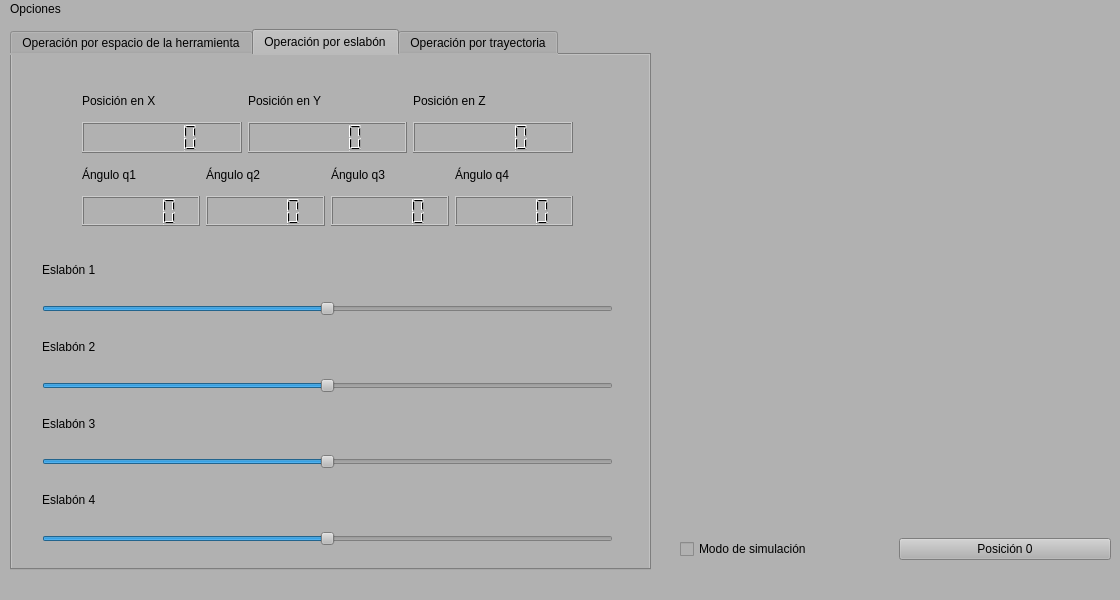
SrgtPepper/TT_RAA, file TT_RAA/mainwindow.ui: the form before one commit.
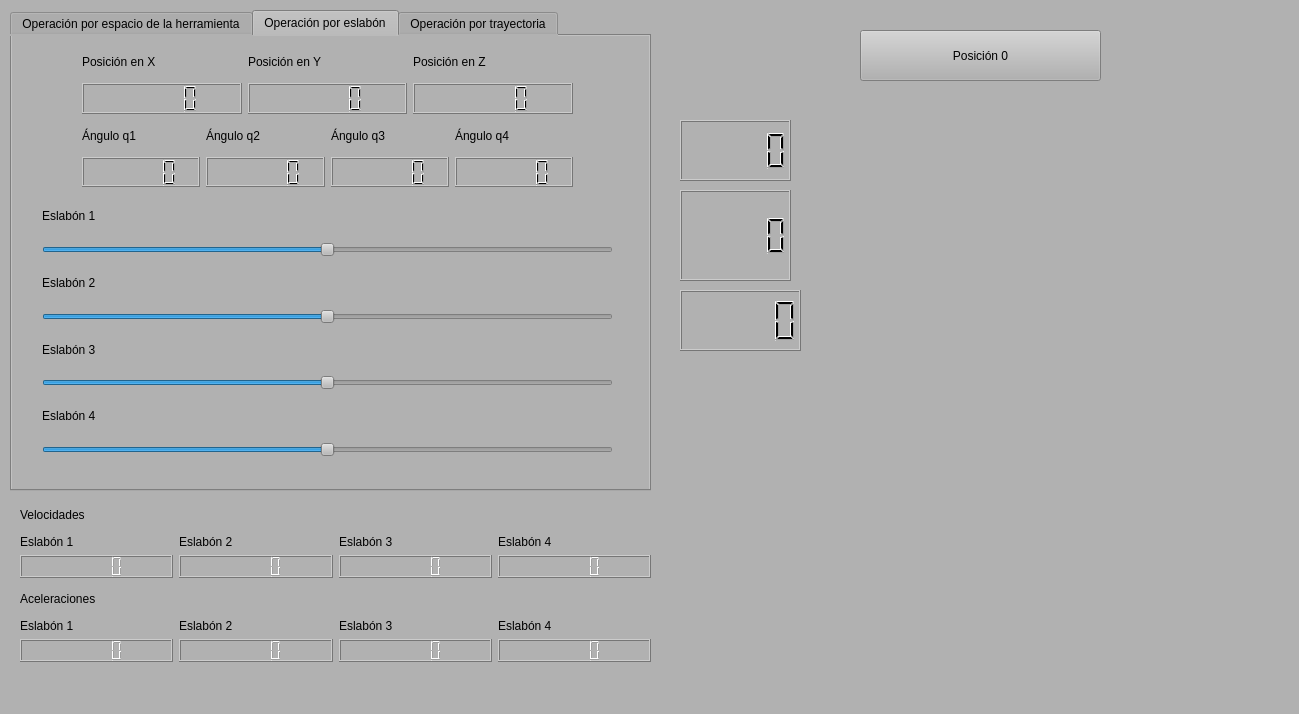
The form after the commit.

```diff
--- a/TT_RAA/mainwindow.ui
+++ b/TT_RAA/mainwindow.ui
@@ -6,26 +6,26 @@
    <rect>
     <x>0</x>
     <y>0</y>
-    <width>1120</width>
-    <height>600</height>
+    <width>1299</width>
+    <height>714</height>
    </rect>
   </property>
   <property name="sizePolicy">
-   <sizepolicy hsizetype="Fixed" vsizetype="Fixed">
+   <sizepolicy hsizetype="MinimumExpanding" vsizetype="MinimumExpanding">
     <horstretch>0</horstretch>
     <verstretch>0</verstretch>
    </sizepolicy>
   </property>
   <property name="minimumSize">
    <size>
-    <width>1119</width>
-    <height>599</height>
+    <width>1299</width>
+    <height>600</height>
    </size>
   </property>
   <property name="maximumSize">
    <size>
-    <width>1120</width>
-    <height>600</height>
+    <width>1366</width>
+    <height>768</height>
    </size>
   </property>
   <property name="windowTitle">
@@ -44,9 +44,15 @@
       <x>10</x>
       <y>10</y>
       <width>641</width>
-      <height>541</height>
+      <height>481</height>
      </rect>
     </property>
+    <property name="sizePolicy">
+     <sizepolicy hsizetype="MinimumExpanding" vsizetype="MinimumExpanding">
+      <horstretch>0</horstretch>
+      <verstretch>0</verstretch>
+     </sizepolicy>
+    </property>
     <property name="minimumSize">
      <size>
       <width>400</width>
@@ -260,9 +266,9 @@
       <property name="geometry">
        <rect>
         <x>30</x>
-        <y>190</y>
+        <y>160</y>
         <width>571</width>
-        <height>301</height>
+        <height>261</height>
        </rect>
       </property>
       <layout class="QVBoxLayout" name="verticalLayout_6">
@@ -286,10 +292,13 @@
               <string notr="true"/>
              </property>
              <property name="minimum">
-              <number>-90</number>
+              <number>0</number>
              </property>
              <property name="maximum">
-              <number>90</number>
+              <number>1023</number>
+             </property>
+             <property name="sliderPosition">
+              <number>512</number>
              </property>
              <property name="orientation">
               <enum>Qt::Horizontal</enum>
@@ -317,10 +326,13 @@
            <item>
             <widget class="QSlider" name="horizontalSlider_2">
              <property name="minimum">
-              <number>-90</number>
+              <number>0</number>
              </property>
              <property name="maximum">
-              <number>90</number>
+              <number>1023</number>
+             </property>
+             <property name="sliderPosition">
+              <number>512</number>
              </property>
              <property name="orientation">
               <enum>Qt::Horizontal</enum>
@@ -348,10 +360,13 @@
            <item>
             <widget class="QSlider" name="horizontalSlider_3">
              <property name="minimum">
-              <number>-90</number>
+              <number>0</number>
              </property>
              <property name="maximum">
-              <number>90</number>
+              <number>1023</number>
+             </property>
+             <property name="sliderPosition">
+              <number>512</number>
              </property>
              <property name="orientation">
               <enum>Qt::Horizontal</enum>
@@ -379,10 +394,13 @@
            <item>
             <widget class="QSlider" name="horizontalSlider_4">
              <property name="minimum">
-              <number>-90</number>
+              <number>0</number>
              </property>
              <property name="maximum">
-              <number>90</number>
+              <number>1023</number>
+             </property>
+             <property name="sliderPosition">
+              <number>512</number>
              </property>
              <property name="orientation">
               <enum>Qt::Horizontal</enum>
@@ -399,7 +417,7 @@
       <property name="geometry">
        <rect>
         <x>70</x>
-        <y>30</y>
+        <y>10</y>
         <width>491</width>
         <height>141</height>
        </rect>
@@ -637,68 +655,299 @@
      </widget>
     </widget>
    </widget>
+   <widget class="QPushButton" name="home">
+    <property name="geometry">
+     <rect>
+      <x>860</x>
+      <y>30</y>
+      <width>241</width>
+      <height>51</height>
+     </rect>
+    </property>
+    <property name="styleSheet">
+     <string notr="true">color: rgb(0, 0, 0);</string>
+    </property>
+    <property name="text">
+     <string>Posición 0</string>
+    </property>
+   </widget>
    <widget class="QWidget" name="layoutWidget">
     <property name="geometry">
      <rect>
-      <x>680</x>
-      <y>510</y>
-      <width>431</width>
-      <height>41</height>
+      <x>20</x>
+      <y>500</y>
+      <width>631</width>
+      <height>162</height>
      </rect>
     </property>
-    <layout class="QHBoxLayout" name="horizontalLayout">
+    <layout class="QVBoxLayout" name="verticalLayout_30">
      <item>
-      <widget class="QCheckBox" name="checkBox">
-       <property name="styleSheet">
-        <string notr="true">color: rgb(0, 0, 0);</string>
-       </property>
-       <property name="text">
-        <string>Modo de simulación</string>
-       </property>
-      </widget>
+      <layout class="QVBoxLayout" name="verticalLayout_14">
+       <item>
+        <widget class="QLabel" name="label_26">
+         <property name="layoutDirection">
+          <enum>Qt::LeftToRight</enum>
+         </property>
+         <property name="styleSheet">
+          <string notr="true">color: rgb(0, 0, 0);</string>
+         </property>
+         <property name="text">
+          <string>Velocidades</string>
+         </property>
+        </widget>
+       </item>
+       <item>
+        <layout class="QHBoxLayout" name="horizontalLayout">
+         <item>
+          <layout class="QVBoxLayout" name="verticalLayout_7">
+           <item>
+            <widget class="QLabel" name="label_29">
+             <property name="layoutDirection">
+              <enum>Qt::LeftToRight</enum>
+             </property>
+             <property name="styleSheet">
+              <string notr="true">color: rgb(0, 0, 0);</string>
+             </property>
+             <property name="text">
+              <string>Eslabón 1</string>
+             </property>
+            </widget>
+           </item>
+           <item>
+            <widget class="QLCDNumber" name="lcdNumber_14"/>
+           </item>
+          </layout>
+         </item>
+         <item>
+          <layout class="QVBoxLayout" name="verticalLayout_8">
+           <item>
+            <widget class="QLabel" name="label_30">
+             <property name="layoutDirection">
+              <enum>Qt::LeftToRight</enum>
+             </property>
+             <property name="styleSheet">
+              <string notr="true">color: rgb(0, 0, 0);</string>
+             </property>
+             <property name="text">
+              <string>Eslabón 2</string>
+             </property>
+            </widget>
+           </item>
+           <item>
+            <widget class="QLCDNumber" name="lcdNumber_16"/>
+           </item>
+          </layout>
+         </item>
+         <item>
+          <layout class="QVBoxLayout" name="verticalLayout_9">
+           <item>
+            <widget class="QLabel" name="label_31">
+             <property name="layoutDirection">
+              <enum>Qt::LeftToRight</enum>
+             </property>
+             <property name="styleSheet">
+              <string notr="true">color: rgb(0, 0, 0);</string>
+             </property>
+             <property name="text">
+              <string>Eslabón 3</string>
+             </property>
+            </widget>
+           </item>
+           <item>
+            <widget class="QLCDNumber" name="lcdNumber_17">
+             <property name="font">
+              <font>
+               <underline>false</underline>
+               <kerning>true</kerning>
+              </font>
+             </property>
+             <property name="smallDecimalPoint">
+              <bool>false</bool>
+             </property>
+            </widget>
+           </item>
+          </layout>
+         </item>
+         <item>
+          <layout class="QVBoxLayout" name="verticalLayout_13">
+           <item>
+            <widget class="QLabel" name="label_32">
+             <property name="layoutDirection">
+              <enum>Qt::LeftToRight</enum>
+             </property>
+             <property name="styleSheet">
+              <string notr="true">color: rgb(0, 0, 0);</string>
+             </property>
+             <property name="text">
+              <string>Eslabón 4</string>
+             </property>
+            </widget>
+           </item>
+           <item>
+            <widget class="QLCDNumber" name="lcdNumber_15"/>
+           </item>
+          </layout>
+         </item>
+        </layout>
+       </item>
+      </layout>
      </item>
      <item>
-      <widget class="QPushButton" name="pushButton_7">
-       <property name="styleSheet">
-        <string notr="true">color: rgb(0, 0, 0);</string>
-       </property>
-       <property name="text">
-        <string>Posición 0</string>
-       </property>
-      </widget>
+      <layout class="QVBoxLayout" name="verticalLayout_15">
+       <item>
+        <widget class="QLabel" name="label_33">
+         <property name="layoutDirection">
+          <enum>Qt::LeftToRight</enum>
+         </property>
+         <property name="styleSheet">
+          <string notr="true">color: rgb(0, 0, 0);</string>
+         </property>
+         <property name="text">
+          <string>Aceleraciones</string>
+         </property>
+        </widget>
+       </item>
+       <item>
+        <layout class="QHBoxLayout" name="horizontalLayout_8">
+         <item>
+          <layout class="QVBoxLayout" name="verticalLayout_16">
+           <item>
+            <widget class="QLabel" name="label_34">
+             <property name="layoutDirection">
+              <enum>Qt::LeftToRight</enum>
+             </property>
+             <property name="styleSheet">
+              <string notr="true">color: rgb(0, 0, 0);</string>
+             </property>
+             <property name="text">
+              <string>Eslabón 1</string>
+             </property>
+            </widget>
+           </item>
+           <item>
+            <widget class="QLCDNumber" name="lcdNumber_18"/>
+           </item>
+          </layout>
+         </item>
+         <item>
+          <layout class="QVBoxLayout" name="verticalLayout_22">
+           <item>
+            <widget class="QLabel" name="label_35">
+             <property name="layoutDirection">
+              <enum>Qt::LeftToRight</enum>
+             </property>
+             <property name="styleSheet">
+              <string notr="true">color: rgb(0, 0, 0);</string>
+             </property>
+             <property name="text">
+              <string>Eslabón 2</string>
+             </property>
+            </widget>
+           </item>
+           <item>
+            <widget class="QLCDNumber" name="lcdNumber_19"/>
+           </item>
+          </layout>
+         </item>
+         <item>
+          <layout class="QVBoxLayout" name="verticalLayout_24">
+           <item>
+            <widget class="QLabel" name="label_36">
+             <property name="layoutDirection">
+              <enum>Qt::LeftToRight</enum>
+             </property>
+             <property name="styleSheet">
+              <string notr="true">color: rgb(0, 0, 0);</string>
+             </property>
+             <property name="text">
+              <string>Eslabón 3</string>
+             </property>
+            </widget>
+           </item>
+           <item>
+            <widget class="QLCDNumber" name="lcdNumber_20">
+             <property name="font">
+              <font>
+               <underline>false</underline>
+               <kerning>true</kerning>
+              </font>
+             </property>
+             <property name="smallDecimalPoint">
+              <bool>false</bool>
+             </property>
+            </widget>
+           </item>
+          </layout>
+         </item>
+         <item>
+          <layout class="QVBoxLayout" name="verticalLayout_28">
+           <item>
+            <widget class="QLabel" name="label_37">
+             <property name="layoutDirection">
+              <enum>Qt::LeftToRight</enum>
+             </property>
+             <property name="styleSheet">
+              <string notr="true">color: rgb(0, 0, 0);</string>
+             </property>
+             <property name="text">
+              <string>Eslabón 4</string>
+             </property>
+            </widget>
+           </item>
+           <item>
+            <widget class="QLCDNumber" name="lcdNumber_21"/>
+           </item>
+          </layout>
+         </item>
+        </layout>
+       </item>
+      </layout>
      </item>
     </layout>
    </widget>
+   <widget class="QLCDNumber" name="test1">
+    <property name="geometry">
+     <rect>
+      <x>680</x>
+      <y>120</y>
+      <width>111</width>
+      <height>61</height>
+     </rect>
+    </property>
+   </widget>
+   <widget class="QLCDNumber" name="test2">
+    <property name="geometry">
+     <rect>
+      <x>680</x>
+      <y>190</y>
+      <width>111</width>
+      <height>91</height>
+     </rect>
+    </property>
+   </widget>
+   <widget class="QLCDNumber" name="test3">
+    <property name="geometry">
+     <rect>
+      <x>680</x>
+      <y>290</y>
+      <width>121</width>
+      <height>61</height>
+     </rect>
+    </property>
+   </widget>
   </widget>
   <widget class="QMenuBar" name="menubar">
    <property name="geometry">
     <rect>
      <x>0</x>
      <y>0</y>
-     <width>1120</width>
+     <width>1299</width>
      <height>23</height>
     </rect>
    </property>
    <property name="styleSheet">
     <string notr="true">color: rgb(0, 0, 0);</string>
    </property>
-   <widget class="QMenu" name="menuOpciones">
-    <property name="geometry">
-     <rect>
-      <x>345</x>
-      <y>111</y>
-      <width>150</width>
-      <height>82</height>
-     </rect>
-    </property>
-    <property name="title">
-     <string>Opciones</string>
-    </property>
-    <addaction name="separator"/>
-    <addaction name="actionConfiguracion_de_paso"/>
-    <addaction name="separator"/>
-   </widget>
-   <addaction name="menuOpciones"/>
   </widget>
   <widget class="QStatusBar" name="statusbar">
    <property name="styleSheet">
```
Left out of the diff: 71 changed lines with no effect on the pictures.
